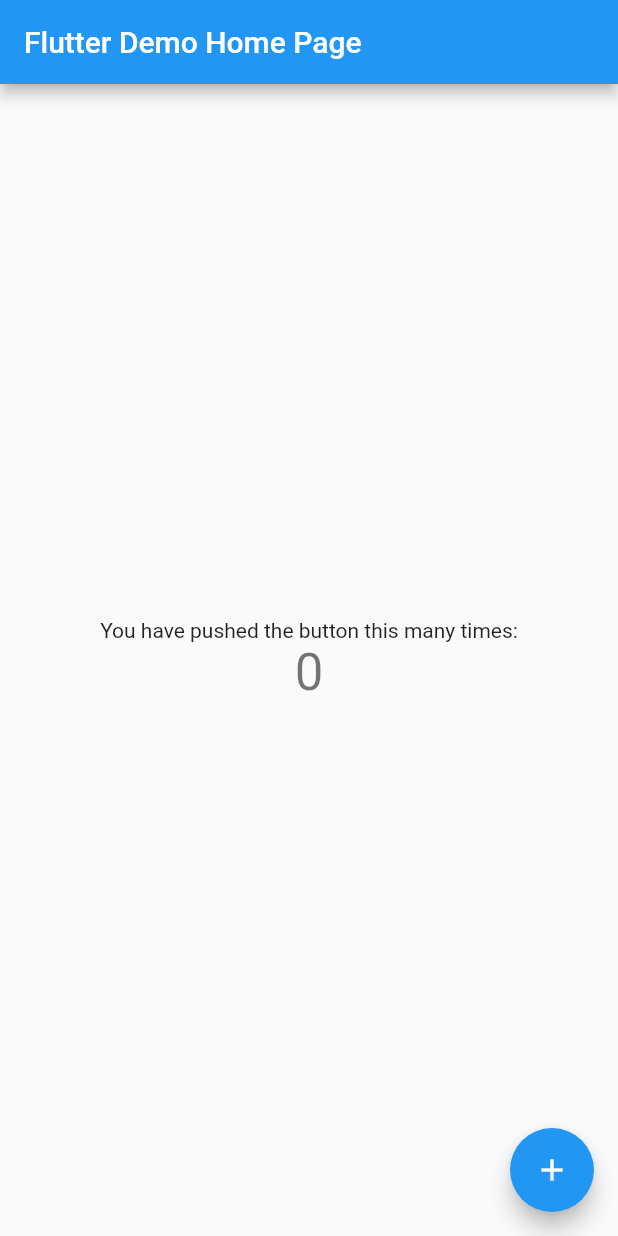
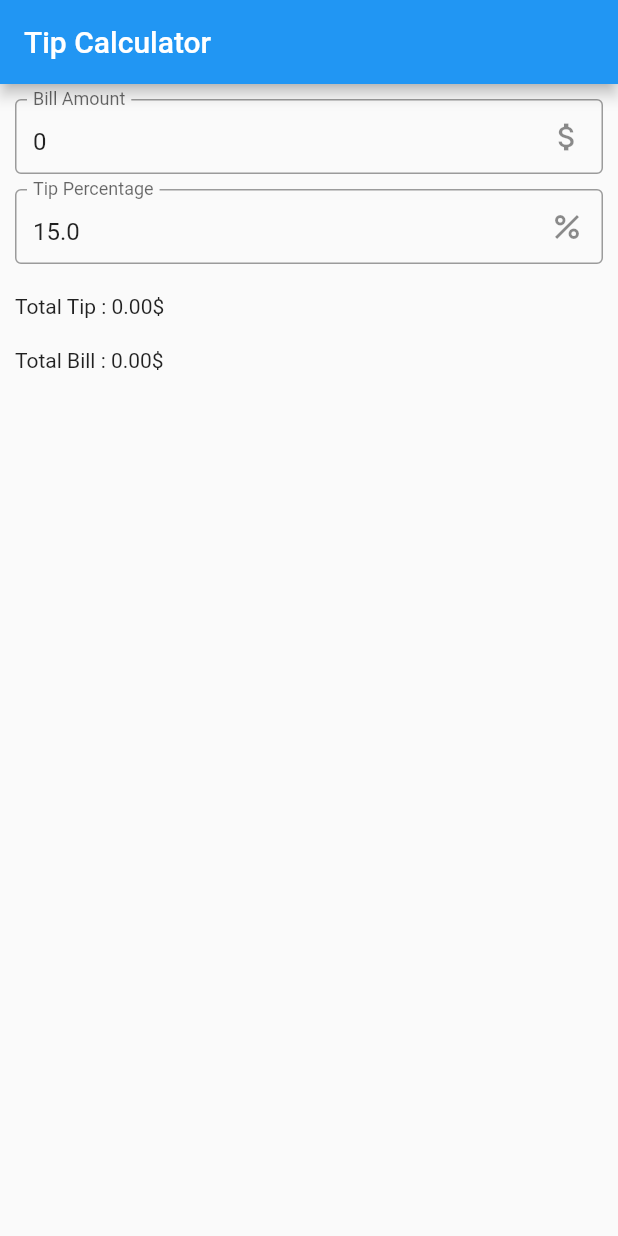
Before and after one commit to rutvik110/tip_calculator, a Flutter app: the screen it shows after launch, on a phone screen of 412 x 824 dp. Run offline on Flutter 3.47's test engine with Material 2 defaults, Android fonts, the phone set to English and light mode, and no system bars.

Commit message:
updates on ui and functionality

```diff
--- a/lib/main.dart
+++ b/lib/main.dart
@@ -1,4 +1,5 @@
 import 'package:flutter/material.dart';
+import 'package:intl/intl.dart';
 
 void main() {
   runApp(const MyApp());
@@ -10,58 +11,175 @@ class MyApp extends StatelessWidget {
   @override
   Widget build(BuildContext context) {
     return MaterialApp(
-      title: 'Flutter Demo',
+      title: 'Tip Calculator',
       theme: ThemeData(
         primarySwatch: Colors.blue,
       ),
-      home: const MyHomePage(title: 'Flutter Demo Home Page'),
+      home: const MyHomePage(),
     );
   }
 }
 
 class MyHomePage extends StatefulWidget {
-  const MyHomePage({Key? key, required this.title}) : super(key: key);
-
-  final String title;
+  const MyHomePage({Key? key}) : super(key: key);
 
   @override
   State<MyHomePage> createState() => _MyHomePageState();
 }
 
 class _MyHomePageState extends State<MyHomePage> {
-  int _counter = 0;
+  late TextEditingController tipPercentageController;
+  late double billAmount;
+  late double tipPercentage;
+  late double totalTip;
+  late double totalBill;
+  late TextEditingController billAmountController;
 
-  void _incrementCounter() {
+  late String? errorText;
+
+  void onBillAmountChanged(String value) {
     setState(() {
-      _counter++;
+      if (value.isNotEmpty) {
+        billAmount = double.tryParse(value) ?? 0;
+      } else {
+        billAmount = 0;
+      }
+
+      calculateTotalTipAndBill();
     });
+  }
+
+  void onTipPercentageChanged(String value) {
+    if (value.isNotEmpty) {
+      final percentValue = double.tryParse(value) ?? 0;
+      if (percentValue > 100) {
+        if (errorText == null) {
+          errorText = 'Can not be greater than 100%';
+          tipPercentage = 0;
+          calculateTotalTipAndBill();
+          setState(() {});
+        }
+      } else {
+        if (errorText != null) {
+          errorText = null;
+        }
+
+        tipPercentage = percentValue;
+        calculateTotalTipAndBill();
+        setState(() {});
+      }
+    } else {
+      tipPercentage = 0;
+      calculateTotalTipAndBill();
+      setState(() {});
+    }
+  }
+
+  void calculateTotalTip() {
+    totalTip = billAmount * (tipPercentage / 100);
+    totalTip = double.parse(totalTip.toStringAsFixed(2));
+  }
+
+  void calculateTotalBill() {
+    totalBill = billAmount + totalTip;
+    totalBill = double.parse(totalBill.toStringAsFixed(2));
+  }
+
+  void calculateTotalTipAndBill() {
+    calculateTotalTip();
+    calculateTotalBill();
+  }
+
+  String formatAmount(double amount) {
+    return '${NumberFormat("#,##0.00", "en_US").format(amount)}\$';
+  }
+
+  @override
+  void initState() {
+    // TODO: implement initState
+    super.initState();
+    billAmount = 0;
+    tipPercentage = 15;
+    totalTip = 0;
+    totalBill = 0;
+    tipPercentageController = TextEditingController(text: '$tipPercentage');
+    billAmountController = TextEditingController(text: '0');
+
+    errorText = null;
   }
 
   @override
   Widget build(BuildContext context) {
     return Scaffold(
       appBar: AppBar(
-        title: Text(widget.title),
+        title: const Text('Tip Calculator'),
       ),
-      body: Center(
+      body: Padding(
+        padding: const EdgeInsets.all(10),
         child: Column(
-          mainAxisAlignment: MainAxisAlignment.center,
-          children: <Widget>[
-            const Text(
-              'You have pushed the button this many times:',
+          crossAxisAlignment: CrossAxisAlignment.start,
+          children: [
+            SizedBox(
+              height: 50,
+              child: TextField(
+                controller: billAmountController,
+                decoration: const InputDecoration(
+                  border: OutlineInputBorder(),
+                  label: Text('Bill Amount'),
+                  suffixIcon: Icon(Icons.attach_money),
+                ),
+                onChanged: onBillAmountChanged,
+                keyboardType:
+                    const TextInputType.numberWithOptions(decimal: true),
+              ),
             ),
-            Text(
-              '$_counter',
-              style: Theme.of(context).textTheme.headline4,
+            const SizedBox(
+              height: 10,
+            ),
+            SizedBox(
+              height: 50,
+              child: TextField(
+                controller: tipPercentageController,
+                decoration: InputDecoration(
+                  border: const OutlineInputBorder(),
+                  label: const Text('Tip Percentage'),
+                  suffixIcon: const Icon(
+                    Icons.percent,
+                  ),
+                  errorText: errorText,
+                ),
+                onChanged: onTipPercentageChanged,
+                keyboardType:
+                    const TextInputType.numberWithOptions(decimal: true),
+              ),
+            ),
+            // show total tip and total bill
+            const SizedBox(
+              height: 20,
+            ),
+
+            Row(
+              children: [
+                const Text('Total Tip : '),
+                Text(
+                  errorText != null ? 'N/A' : formatAmount(totalTip),
+                ),
+              ],
+            ),
+            const SizedBox(
+              height: 20,
+            ),
+            Row(
+              children: [
+                const Text('Total Bill : '),
+                Text(
+                  formatAmount(totalBill),
+                ),
+              ],
             ),
           ],
         ),
       ),
-      floatingActionButton: FloatingActionButton(
-        onPressed: _incrementCounter,
-        tooltip: 'Increment',
-        child: const Icon(Icons.add),
-      ),
     );
   }
 }
```
